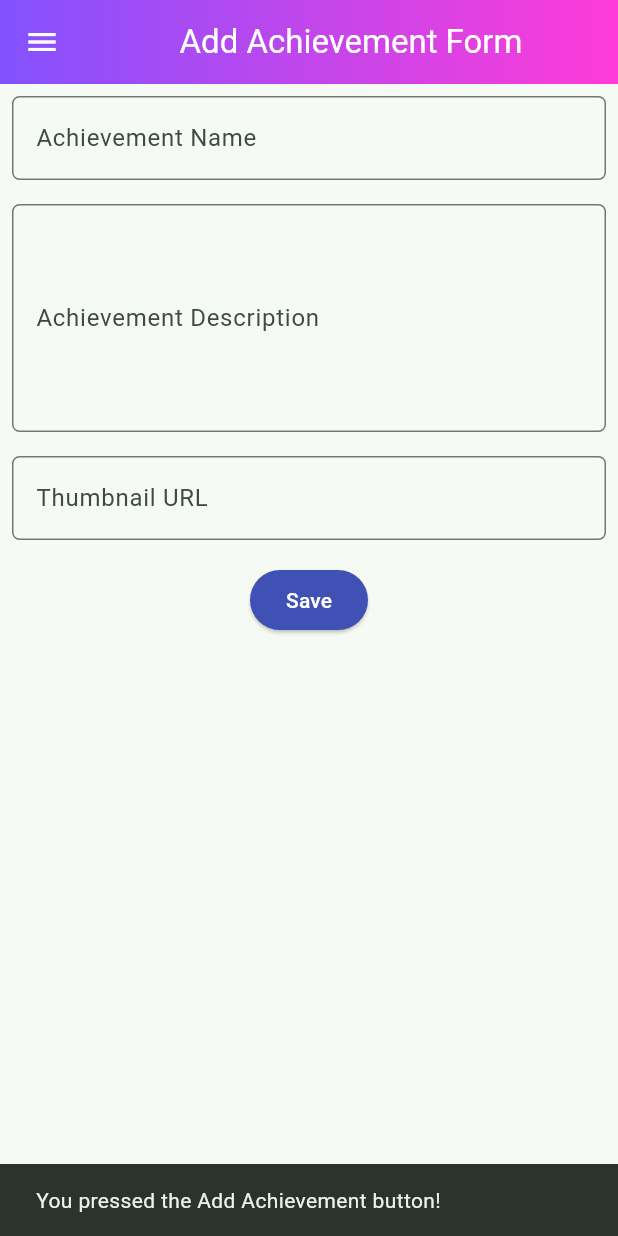
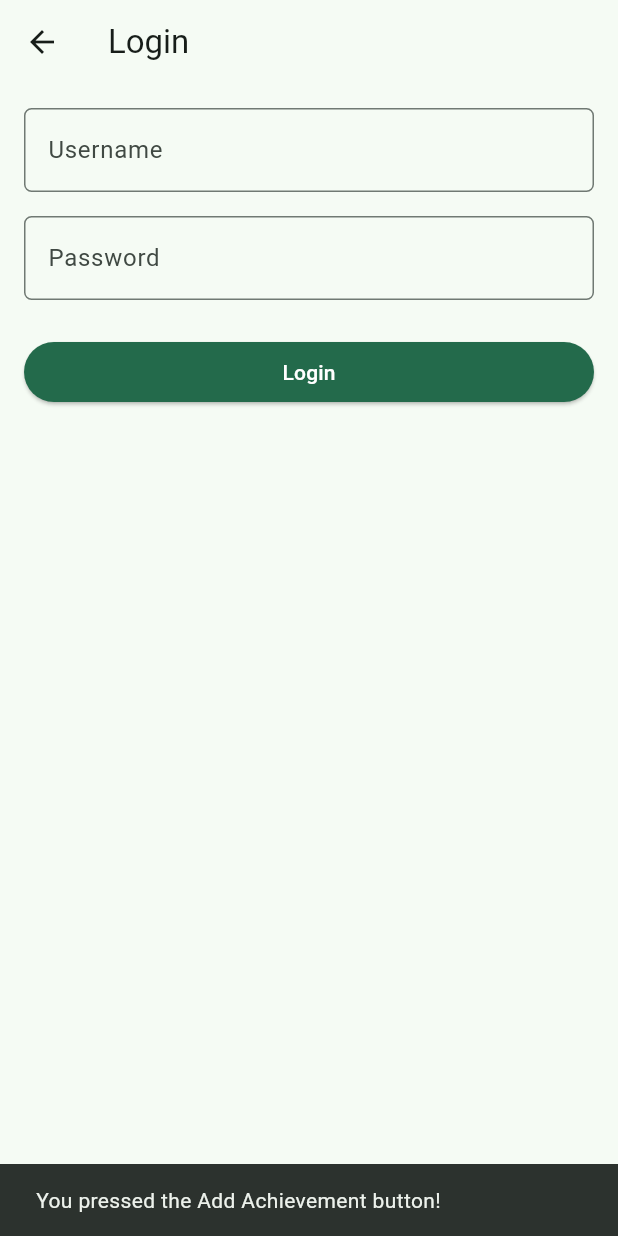
Before and after one commit to WilliamJesUI/myportofolio_mobile, a Flutter app: the screen it shows after launch, after a tap on "Add Achievement", on a phone screen of 412 x 824 dp. Run offline on Flutter 3.47's test engine with Material 3 defaults, Android fonts, the phone set to English and light mode, and no system bars; generated files the repository leaves out were written again; network calls fail.

Commit message:
feat: finished the last tutoriallllllll

```diff
--- a/analysis_options.yaml
+++ b/analysis_options.yaml
@@ -18,6 +18,7 @@ analyzer:
     - windows/**
     - macos/**
     - linux/**
+    - "**/*.g.dart"
 
 linter:
   # The lint rules applied to this project can be customized in the
--- /dev/null
+++ b/lib/config.dart
@@ -0,0 +1,8 @@
+/// Base URL of the Django REST Framework backend.
+///
+/// Defaults to `http://10.0.2.2:8000` (IP address of your host PC that can be called from within Android emulator)
+/// Override with `--dart-define=API_BASE_URL=http://localhost:8000` if you are testing on Chrome/Web browser
+const String apiBaseUrl = String.fromEnvironment(
+  'API_BASE_URL',
+  defaultValue: 'http://10.0.2.2:8000',
+);
--- a/lib/main.dart
+++ b/lib/main.dart
@@ -1,17 +1,26 @@
 import 'package:flutter/material.dart';
 import 'package:myportofolio_mobile/screens/menu.dart';
+import 'package:myportofolio_mobile/services/api_client.dart';
+import 'package:myportofolio_mobile/services/auth_state.dart';
+import 'package:provider/provider.dart';
 
 void main() {
-  runApp(const MyApp());
+  runApp(MyApp(apiClient: ApiClient()));
 }
 
 class MyApp extends StatelessWidget {
-  const MyApp({super.key});
+  const MyApp({required this.apiClient, super.key});
 
-  // This widget is the root of your application.
+  final ApiClient apiClient;
+
   @override
   Widget build(BuildContext context) {
-    return MaterialApp(
+    return MultiProvider(
+      providers: [
+        Provider.value(value: apiClient),
+        ChangeNotifierProvider(create: (_) => AuthState(apiClient)),
+      ],
+      child: MaterialApp(
         title: 'My Portofolio',
         theme: ThemeData(
           colorScheme: .fromSeed(
@@ -21,6 +30,7 @@ class MyApp extends StatelessWidget {
           useMaterial3: true,
         ),
         home: MyHomePage(),
+      ),
     );
   }
 }
--- /dev/null
+++ b/lib/models/achievement.dart
@@ -0,0 +1,30 @@
+import 'package:json_annotation/json_annotation.dart';
+
+part 'achievement.g.dart';
+
+/// Portfolio achievement synchronized with the Django REST Framework API.
+@JsonSerializable(fieldRename: FieldRename.snake)
+class Achievement {
+  const Achievement({
+    required this.name,
+    required this.description,
+    this.thumbnail,
+    this.flamedBy = const [],
+    this.id,
+  });
+
+  factory Achievement.fromJson(Map<String, dynamic> json) =>
+      _$AchievementFromJson(json);
+
+  @JsonKey(includeToJson: false)
+  final String? id;
+  final String name;
+  final String description;
+  final String? thumbnail;
+
+  /// IDs of the users who flamed this achievement (read-only on the server side).
+  @JsonKey(defaultValue: [], includeToJson: false)
+  final List<int> flamedBy;
+
+  Map<String, dynamic> toJson() => _$AchievementToJson(this);
+}
--- /dev/null
+++ b/lib/screens/login_screen.dart
@@ -0,0 +1,111 @@
+import 'package:flutter/material.dart';
+import 'package:myportofolio_mobile/services/api_client.dart';
+import 'package:myportofolio_mobile/services/auth_state.dart';
+import 'package:provider/provider.dart';
+
+class LoginScreen extends StatefulWidget {
+  const LoginScreen({super.key});
+
+  @override
+  State<LoginScreen> createState() => _LoginScreenState();
+}
+
+class _LoginScreenState extends State<LoginScreen> {
+  final _formKey = GlobalKey<FormState>();
+
+  String _username = '';
+  String _password = '';
+  bool _isSubmitting = false;
+
+  Future<void> _submit() async {
+    if (!_formKey.currentState!.validate()) return;
+
+    setState(() {
+      _isSubmitting = true;
+    });
+
+    try {
+      await context.read<AuthState>().login(_username, _password);
+      if (!mounted) return;
+      Navigator.pop(context, true);
+    } on ApiException catch (e) {
+      if (!mounted) return;
+      ScaffoldMessenger.of(
+        context,
+      ).showSnackBar(SnackBar(content: Text('Login failed (${e.statusCode})')));
+    } finally {
+      if (mounted) {
+        setState(() {
+          _isSubmitting = false;
+        });
+      }
+    }
+  }
+
+  @override
+  Widget build(BuildContext context) {
+    return Scaffold(
+      appBar: AppBar(title: const Text('Login')),
+      body: Form(
+        key: _formKey,
+        child: SingleChildScrollView(
+          padding: const EdgeInsets.all(16),
+          child: Column(
+            crossAxisAlignment: CrossAxisAlignment.stretch,
+            children: [
+              TextFormField(
+                decoration: InputDecoration(
+                  hintText: 'Username',
+                  labelText: 'Username',
+                  border: OutlineInputBorder(
+                    borderRadius: BorderRadius.circular(5),
+                  ),
+                ),
+                onChanged: (value) => _username = value,
+                validator: (value) {
+                  if (value == null || value.isEmpty) {
+                    return 'Username cannot be empty!';
+                  }
+                  return null;
+                },
+              ),
+              const SizedBox(height: 16),
+              TextFormField(
+                obscureText: true,
+                decoration: InputDecoration(
+                  hintText: 'Password',
+                  labelText: 'Password',
+                  border: OutlineInputBorder(
+                    borderRadius: BorderRadius.circular(5),
+                  ),
+                ),
+                onChanged: (value) => _password = value,
+                validator: (value) {
+                  if (value == null || value.isEmpty) {
+                    return 'Password cannot be empty!';
+                  }
+                  return null;
+                },
+              ),
+              const SizedBox(height: 24),
+              ElevatedButton(
+                style: ElevatedButton.styleFrom(
+                  backgroundColor: Theme.of(context).colorScheme.primary,
+                  foregroundColor: Colors.white,
+                ),
+                onPressed: _isSubmitting ? null : _submit,
+                child: _isSubmitting
+                    ? const SizedBox(
+                        height: 20,
+                        width: 20,
+                        child: CircularProgressIndicator(strokeWidth: 2),
+                      )
+                    : const Text('Login'),
+              ),
+            ],
+          ),
+        ),
+      ),
+    );
+  }
+}
--- /dev/null
+++ b/lib/services/api_client.dart
@@ -0,0 +1,89 @@
+import 'dart:convert';
+
+import 'package:http/http.dart' as http;
+import 'package:myportofolio_mobile/config.dart';
+import 'package:myportofolio_mobile/models/achievement.dart';
+
+/// Exception thrown when an API request returns a non-2xx status code.
+class ApiException implements Exception {
+  const ApiException(this.statusCode, this.message);
+
+  final int statusCode;
+  final String message;
+
+  @override
+  String toString() => 'ApiException($statusCode): $message';
+}
+
+/// HTTP client for the MyPortfolio Django REST Framework backend.
+class ApiClient {
+  ApiClient({http.Client? client, this.baseUrl = apiBaseUrl})
+    : _client = client ?? http.Client();
+
+  final http.Client _client;
+  final String baseUrl;
+
+  Uri _uri(String path) => Uri.parse('$baseUrl$path');
+
+  Future<List<Achievement>> getAchievements() async {
+    final response = await _client.get(
+      _uri('/api/v1/achievements/'),
+      headers: const {'Accept': 'application/json'},
+    );
+    _ensureSuccess(response);
+
+    final decoded = jsonDecode(response.body) as List<dynamic>;
+    return decoded
+        .map((item) => Achievement.fromJson(item as Map<String, dynamic>))
+        .toList();
+  }
+
+  Future<Achievement> createAchievement(
+    Achievement achievement, {
+    required String token,
+  }) async {
+    final response = await _client.post(
+      _uri('/api/v1/achievements/'),
+      headers: {
+        'Accept': 'application/json',
+        'Content-Type': 'application/json; charset=UTF-8',
+        'Authorization': 'Token $token',
+      },
+      body: jsonEncode(achievement.toJson()),
+    );
+    _ensureSuccess(response);
+
+    final decoded = jsonDecode(response.body) as Map<String, dynamic>;
+    return Achievement.fromJson(decoded);
+  }
+
+  Future<String> obtainToken(String username, String password) async {
+    final response = await _client.post(
+      _uri('/api/v1/auth/token/'),
+      headers: const {
+        'Accept': 'application/json',
+        'Content-Type': 'application/json; charset=UTF-8',
+      },
+      body: jsonEncode({'username': username, 'password': password}),
+    );
+    _ensureSuccess(response);
+
+    final decoded = jsonDecode(response.body) as Map<String, dynamic>;
+    return decoded['token'] as String;
+  }
+
+  Future<void> logout({required String token}) async {
+    final response = await _client.post(
+      _uri('/api/v1/auth/logout/'),
+      headers: {'Accept': 'application/json', 'Authorization': 'Token $token'},
+    );
+    _ensureSuccess(response);
+  }
+
+  void _ensureSuccess(http.Response response) {
+    if (response.statusCode >= 200 && response.statusCode < 300) {
+      return;
+    }
+    throw ApiException(response.statusCode, response.body);
+  }
+}
--- /dev/null
+++ b/lib/services/auth_guard.dart
@@ -0,0 +1,17 @@
+import 'package:flutter/material.dart';
+import 'package:myportofolio_mobile/screens/login_screen.dart';
+import 'package:myportofolio_mobile/services/auth_state.dart';
+import 'package:provider/provider.dart';
+
+/// Ensures the user is authenticated, pushing [LoginScreen] when needed.
+Future<bool> ensureLoggedIn(BuildContext context) async {
+  if (context.read<AuthState>().isLoggedIn) {
+    return true;
+  }
+
+  final loggedIn = await Navigator.push<bool>(
+    context,
+    MaterialPageRoute(builder: (_) => const LoginScreen()),
+  );
+  return loggedIn ?? false;
+}
--- /dev/null
+++ b/lib/services/auth_state.dart
@@ -0,0 +1,33 @@
+import 'package:flutter/foundation.dart';
+import 'package:myportofolio_mobile/services/api_client.dart';
+
+/// Holds the in-memory authentication token for the current session.
+class AuthState extends ChangeNotifier {
+  AuthState(this._apiClient, {String? initialToken}) : _token = initialToken;
+
+  final ApiClient _apiClient;
+  String? _token;
+
+  String? get token => _token;
+  bool get isLoggedIn => _token != null;
+
+  Future<void> login(String username, String password) async {
+    _token = await _apiClient.obtainToken(username, password);
+    notifyListeners();
+  }
+
+  Future<void> logout() async {
+    final current = _token;
+    if (current == null) return;
+
+    try {
+      await _apiClient.logout(token: current);
+    } on ApiException {
+      // The server rejected or failed the request (e.g. the token was already
+      // invalid). Either way, the user should still end up logged out locally.
+    } finally {
+      _token = null;
+      notifyListeners();
+    }
+  }
+}
--- a/lib/widgets/left_drawer.dart
+++ b/lib/widgets/left_drawer.dart
@@ -3,12 +3,18 @@ import 'package:myportofolio_mobile/screens/menu.dart';
 import 'package:myportofolio_mobile/screens/project_form.dart';
 import 'package:myportofolio_mobile/screens/achievement_form.dart';
 import 'package:myportofolio_mobile/screens/experience_form.dart';
+import 'package:myportofolio_mobile/screens/login_screen.dart';
+import 'package:myportofolio_mobile/services/auth_state.dart';
+import 'package:myportofolio_mobile/services/auth_guard.dart'; // wherever ensureLoggedIn lives
+import 'package:provider/provider.dart';
 
 class LeftDrawer extends StatelessWidget {
   const LeftDrawer({super.key});
 
   @override
   Widget build(BuildContext context) {
+    final isLoggedIn = context.watch<AuthState>().isLoggedIn;
+
     return Drawer(
       child: ListView(
         children: [
@@ -41,7 +47,6 @@ class LeftDrawer extends StatelessWidget {
           ListTile(
             leading: const Icon(Icons.home_outlined),
             title: const Text('Home'),
-            // Navigate to the portfolio home screen
             onTap: () {
               Navigator.pushReplacement(
                 context,
@@ -52,7 +57,6 @@ class LeftDrawer extends StatelessWidget {
           ListTile(
             leading: const Icon(Icons.add_circle_outline),
             title: const Text('Add Project'),
-            // Navigate to the Add Project screen
             onTap: () {
               Navigator.push(
                 context,
@@ -65,7 +69,6 @@ class LeftDrawer extends StatelessWidget {
           ListTile(
             leading: const Icon(Icons.add_circle_outline),
             title: const Text('Add Experience'),
-            // Navigate to the Add Experience screen
             onTap: () {
               Navigator.push(
                 context,
@@ -78,16 +81,47 @@ class LeftDrawer extends StatelessWidget {
           ListTile(
             leading: const Icon(Icons.add_circle_outline),
             title: const Text('Add Achievement'),
-            // Navigate to the Add Project screen
-            onTap: () {
-              Navigator.push(
-                context,
+            onTap: () async {
+              final navigator = Navigator.of(context);
+              final ok = await ensureLoggedIn(context);
+              if (!ok || !context.mounted) return;
+              navigator.push(
                 MaterialPageRoute(
                   builder: (context) => const AchievementFormPage(),
                 ),
               );
             },
           ),
+          const Divider(),
+          if (!isLoggedIn)
+            ListTile(
+              leading: const Icon(Icons.login),
+              title: const Text('Login'),
+              onTap: () {
+                Navigator.push(
+                  context,
+                  MaterialPageRoute(builder: (context) => const LoginScreen()),
+                );
+              },
+            )
+          else
+            ListTile(
+              leading: const Icon(Icons.logout),
+              title: const Text('Logout'),
+              onTap: () async {
+                final navigator = Navigator.of(context);
+                final messenger = ScaffoldMessenger.of(context);
+                try {
+                  await context.read<AuthState>().logout();
+                } catch (_) {
+                  // Local logout already happened in AuthState's finally block.
+                }
+                navigator.pop(); // close the drawer
+                messenger.showSnackBar(
+                  const SnackBar(content: Text('Logged out.')),
+                );
+              },
+            ),
         ],
       ),
     );
--- a/lib/widgets/project_card.dart
+++ b/lib/widgets/project_card.dart
@@ -3,6 +3,10 @@ import 'package:myportofolio_mobile/screens/menu.dart';
 import 'package:myportofolio_mobile/screens/project_form.dart';
 import 'package:myportofolio_mobile/screens/experience_form.dart';
 import 'package:myportofolio_mobile/screens/achievement_form.dart';
+import 'package:myportofolio_mobile/screens/achievement_list_screen.dart';
+import 'package:myportofolio_mobile/services/auth_state.dart';
+import 'package:myportofolio_mobile/services/auth_guard.dart'; // wherever ensureLoggedIn lives
+import 'package:provider/provider.dart';
 
 class ItemCard extends StatelessWidget {
   final ItemHomepage item;
@@ -15,24 +19,45 @@ class ItemCard extends StatelessWidget {
       color: item.color,
       borderRadius: BorderRadius.circular(12),
       child: InkWell(
-        onTap: () {
-          ScaffoldMessenger.of(context)
+        onTap: () async {
+          // Grab these before any await so we never use a stale context.
+          final navigator = Navigator.of(context);
+          final messenger = ScaffoldMessenger.of(context);
+
+          if (item.name == "Logout") {
+            try {
+              await context.read<AuthState>().logout();
+            } catch (_) {
+              // Local logout already happened in AuthState's finally block.
+            }
+            messenger
+              ..hideCurrentSnackBar()
+              ..showSnackBar(const SnackBar(content: Text('Logged out.')));
+            return;
+          }
+
+          messenger
             ..hideCurrentSnackBar()
             ..showSnackBar(
               SnackBar(content: Text("You pressed the ${item.name} button!")),
             );
 
-          // Navigate to the appropriate screen
+          if (item.name == "View Achievements") {
+            navigator.push(
+              MaterialPageRoute(
+                builder: (context) => const AchievementListScreen(),
+              ),
+            );
+          }
+
           if (item.name == "Add Project") {
-            Navigator.push(
-              context,
+            navigator.push(
               MaterialPageRoute(builder: (context) => const ProjectFormPage()),
             );
           }
 
           if (item.name == "Add Experience") {
-            Navigator.push(
-              context,
+            navigator.push(
               MaterialPageRoute(
                 builder: (context) => const ExperienceFormPage(),
               ),
@@ -40,8 +65,9 @@ class ItemCard extends StatelessWidget {
           }
 
           if (item.name == "Add Achievement") {
-            Navigator.push(
-              context,
+            final ok = await ensureLoggedIn(context);
+            if (!ok || !context.mounted) return;
+            navigator.push(
               MaterialPageRoute(
                 builder: (context) => const AchievementFormPage(),
               ),
--- a/pubspec.yaml
+++ b/pubspec.yaml
@@ -34,6 +34,9 @@ dependencies:
   # The following adds the Cupertino Icons font to your application.
   # Use with the CupertinoIcons class for iOS style icons.
   cupertino_icons: ^1.0.8
+  http: ^1.6.0
+  provider: ^6.1.5+1
+  json_annotation: ^4.12.0
 
 dev_dependencies:
   flutter_test:
@@ -45,6 +48,8 @@ dev_dependencies:
   # package. See that file for information about deactivating specific lint
   # rules and activating additional ones.
   flutter_lints: ^6.0.0
+  build_runner: ^2.17.1
+  json_serializable: ^6.15.2
 
 # For information on the generic Dart part of this file, see the
 # following page: https://dart.dev/tools/pub/pubspec
```
Also changed, not shown: lib/screens/achievement_detail_screen.dart (added, +41 -0 lines), lib/screens/achievement_form.dart (+114 -40 lines), lib/screens/achievement_list_screen.dart (added, +151 -0 lines), .github/workflows/main.yaml (added), pubspec.lock, 3 other files. Lines whose indentation alone changed are shown as unchanged.
